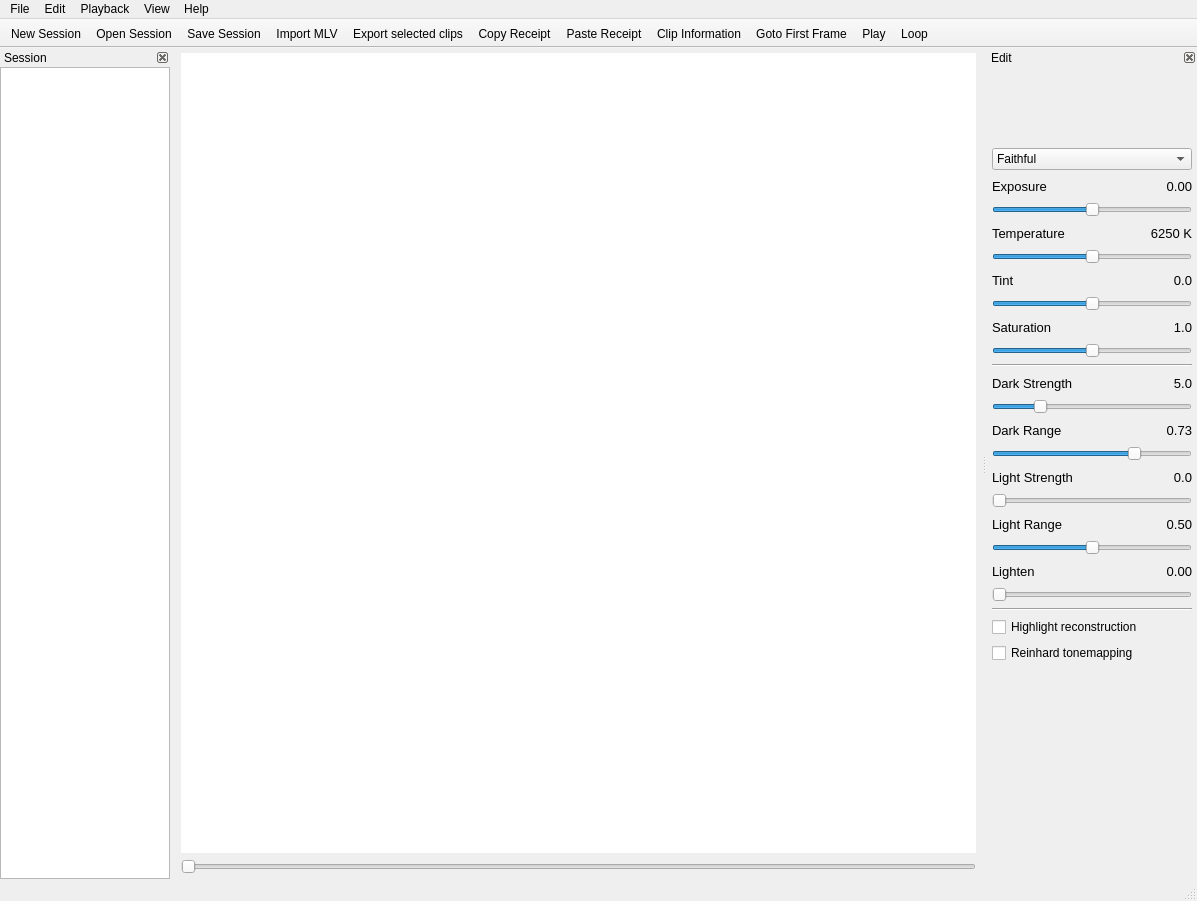
First picture: the form in platform/qt/MainWindow.ui, repository ilia3101/MLV-App, before the edit.
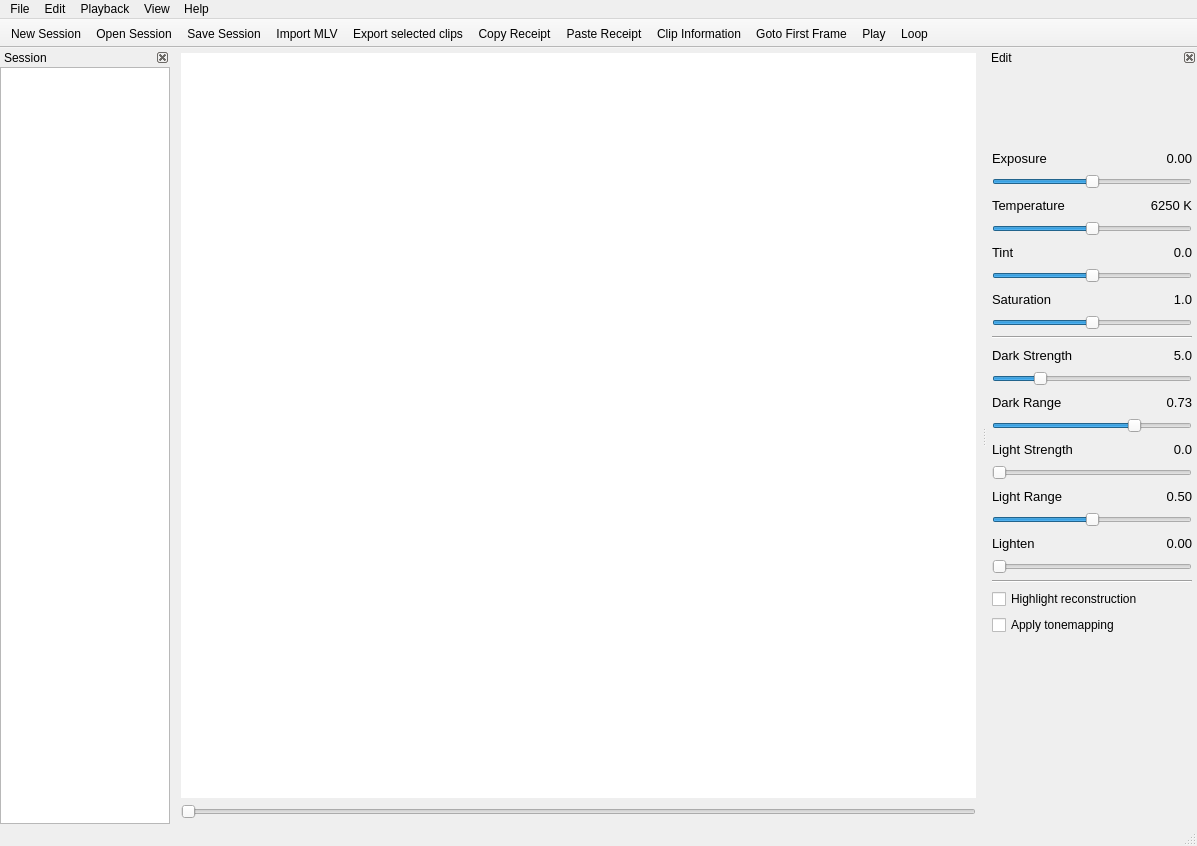
Second picture: the form after the edit. Icons and pictures are not drawn. Custom widgets are drawn as their Qt base class.

Commit message: QtApp: Renamed Tonemapping Checkbox

What changed in the file:
```diff
--- a/platform/qt/MainWindow.ui
+++ b/platform/qt/MainWindow.ui
@@ -7,7 +7,7 @@
     <x>0</x>
     <y>0</y>
     <width>1197</width>
-    <height>901</height>
+    <height>846</height>
    </rect>
   </property>
   <property name="windowTitle">
@@ -244,27 +244,6 @@
          </property>
         </widget>
        </item>
-       <item>
-        <widget class="QComboBox" name="comboBox">
-         <property name="minimumSize">
-          <size>
-           <width>200</width>
-           <height>0</height>
-          </size>
-         </property>
-         <property name="maximumSize">
-          <size>
-           <width>200</width>
-           <height>16777215</height>
-          </size>
-         </property>
-         <item>
-          <property name="text">
-           <string>Faithful</string>
-          </property>
-         </item>
-        </widget>
-       </item>
        <item>
         <layout class="QHBoxLayout" name="horizontalLayout">
          <item>
@@ -1024,7 +1003,7 @@
        <item>
         <widget class="QCheckBox" name="checkBoxReinhardTonemapping">
          <property name="text">
-          <string>Reinhard tonemapping</string>
+          <string>Apply tonemapping</string>
          </property>
         </widget>
        </item>
```
The commit also changes 1 other file.
